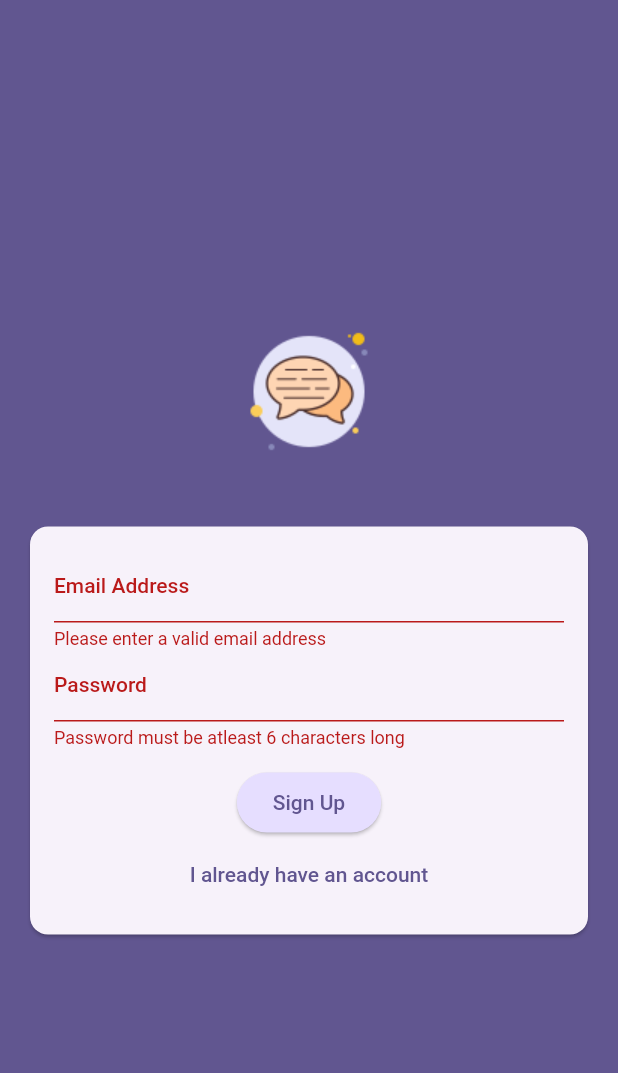
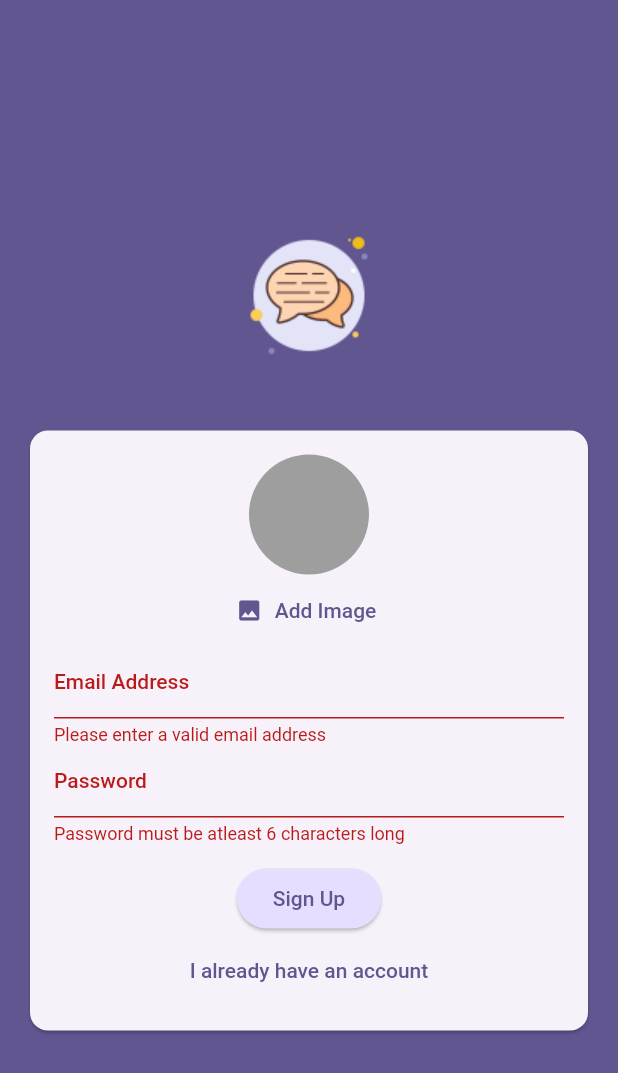
Before and after one commit to saurabhmirajkar/chat_app, a Flutter app: the screen it shows after launch, after a tap on "Login", after a tap on "Create an account", on a phone screen of 412 x 824 dp. Shown: the top 1073 px of the screen. Run offline on Flutter 3.47's test engine with Material 2 defaults, Android fonts, the phone set to English and light mode, and no system bars; our stand-ins replace firebase_auth, firebase_core, firebase_storage, image_picker; accounts and stored records are empty.

Commit message:
added image upload to firebase

```diff
--- a/lib/screens/auth.dart
+++ b/lib/screens/auth.dart
@@ -1,6 +1,9 @@
 import 'dart:developer';
+import 'dart:io';
 
+import 'package:chat_app/widgets/user_image_picker.dart';
 import 'package:firebase_auth/firebase_auth.dart';
+import 'package:firebase_storage/firebase_storage.dart';
 import 'package:flutter/material.dart';
 
 final _firebase = FirebaseAuth.instance;
@@ -13,17 +16,17 @@ class AuthScreen extends StatefulWidget {
 }
 
 class _AuthScreenState extends State<AuthScreen> {
+  final _form = GlobalKey<FormState>();
   var _isLogin = true;
-
-  final _form = GlobalKey<FormState>();
-
   var _enterdEmail = '';
   var _enteredPassword = '';
+
+  File? _selectedImage;
 
   void _submit() async {
     final isValid = _form.currentState!.validate();
 
-    if (!isValid) return;
+    if (!isValid || !_isLogin && _selectedImage == null) return;
 
     _form.currentState!.save();
 
@@ -36,6 +39,15 @@ class _AuthScreenState extends State<AuthScreen> {
         // sign up user
         final userCredentials = await _firebase.createUserWithEmailAndPassword(
             email: _enterdEmail, password: _enteredPassword);
+
+        final storageRef = FirebaseStorage.instance
+            .ref()
+            .child('user_images')
+            .child('${userCredentials.user!.uid}.jpg');
+
+        await storageRef.putFile(_selectedImage!);
+        final imageUrl = await storageRef.getDownloadURL();
+        print(imageUrl);
       }
     } on FirebaseAuthException catch (error) {
       if (error.code == 'email-already-in-use') {
@@ -78,6 +90,12 @@ class _AuthScreenState extends State<AuthScreen> {
                       child: Column(
                         mainAxisSize: MainAxisSize.min,
                         children: [
+                          if (!_isLogin)
+                            UserImagePicker(
+                              onPickedImage: (pickedImage) {
+                                _selectedImage = pickedImage;
+                              },
+                            ),
                           TextFormField(
                             decoration: const InputDecoration(
                                 labelText: 'Email Address'),
--- /dev/null
+++ b/lib/widgets/user_image_picker.dart
@@ -0,0 +1,55 @@
+import 'dart:io';
+
+import 'package:flutter/material.dart';
+import 'package:image_picker/image_picker.dart';
+
+class UserImagePicker extends StatefulWidget {
+  const UserImagePicker({super.key, required this.onPickedImage});
+
+  final void Function(File pickedImage) onPickedImage;
+
+  @override
+  State<UserImagePicker> createState() => _UserImagePickerState();
+}
+
+class _UserImagePickerState extends State<UserImagePicker> {
+  File? _pickedImageFile;
+
+  void _pickImage() async {
+    final pickedImage = await ImagePicker().pickImage(
+      source: ImageSource.camera,
+      imageQuality: 50,
+      maxWidth: 150,
+    );
+
+    if (pickedImage == null) return;
+
+    setState(() {
+      _pickedImageFile = File(pickedImage.path);
+    });
+
+    widget.onPickedImage(_pickedImageFile!);
+  }
+
+  @override
+  Widget build(BuildContext context) {
+    return Column(
+      children: [
+        CircleAvatar(
+          radius: 40,
+          backgroundColor: Colors.grey,
+          foregroundImage:
+              _pickedImageFile != null ? FileImage(_pickedImageFile!) : null,
+        ),
+        TextButton.icon(
+          onPressed: _pickImage,
+          icon: const Icon(Icons.image),
+          label: Text(
+            'Add Image',
+            style: TextStyle(color: Theme.of(context).colorScheme.primary),
+          ),
+        )
+      ],
+    );
+  }
+}
--- a/pubspec.yaml
+++ b/pubspec.yaml
@@ -37,6 +37,8 @@ dependencies:
   cupertino_icons: ^1.0.2
   firebase_core: ^2.22.0
   firebase_auth: ^4.13.0
+  firebase_storage: ^11.5.0
+  image_picker: ^1.0.4
 
 dev_dependencies:
   flutter_test:
```
Also changed, not shown: pubspec.lock, 5 other files.
